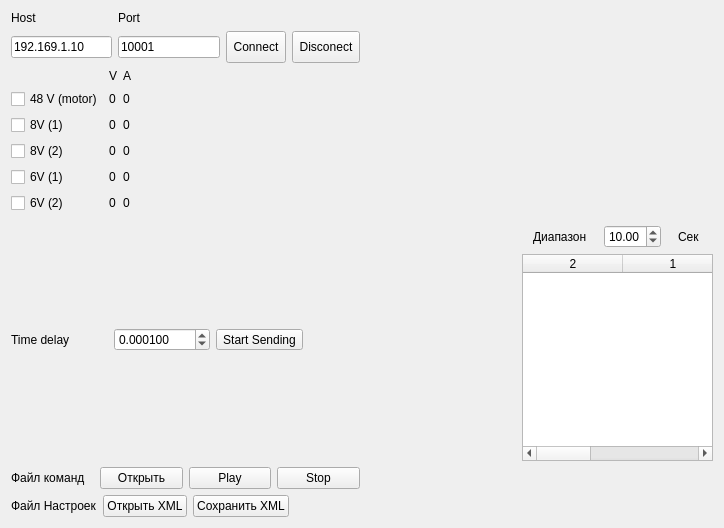
The window that AR600Controller.ui (AlexanderMokhov/AR-600Controller) describes before a commit, drawn with Qt 5.
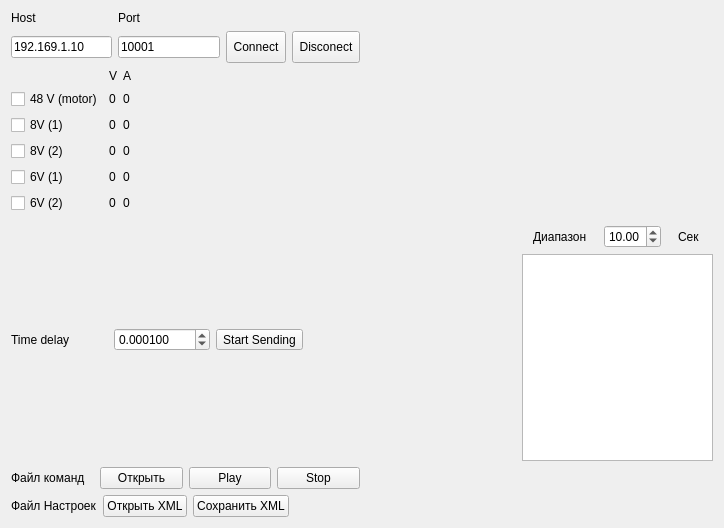
The same window after the commit. Custom widgets are drawn as their Qt base class.

Patch:
```diff
--- a/AR600Controller.ui
+++ b/AR600Controller.ui
@@ -87,25 +87,6 @@
    </item>
    <item row="0" column="5" rowspan="5">
     <layout class="QGridLayout" name="gridLayout_3">
-     <item row="2" column="0">
-      <widget class="QTableWidget" name="dataTable">
-       <column>
-        <property name="text">
-         <string>2</string>
-        </property>
-       </column>
-       <column>
-        <property name="text">
-         <string>1</string>
-        </property>
-       </column>
-       <column>
-        <property name="text">
-         <string>3</string>
-        </property>
-       </column>
-      </widget>
-     </item>
      <item row="0" column="0">
       <widget class="QCustomPlot" name="Plot" native="true">
        <property name="sizePolicy">
@@ -165,6 +146,9 @@
        </item>
       </layout>
      </item>
+     <item row="2" column="0">
+      <widget class="QTableView" name="ChannelTableView"/>
+     </item>
     </layout>
    </item>
    <item row="1" column="0">
```
